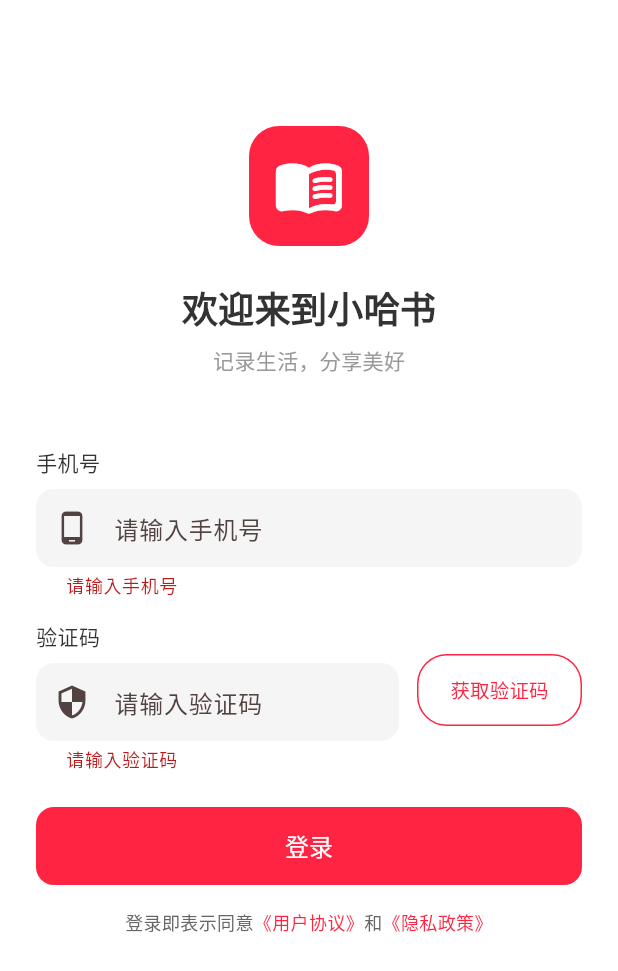
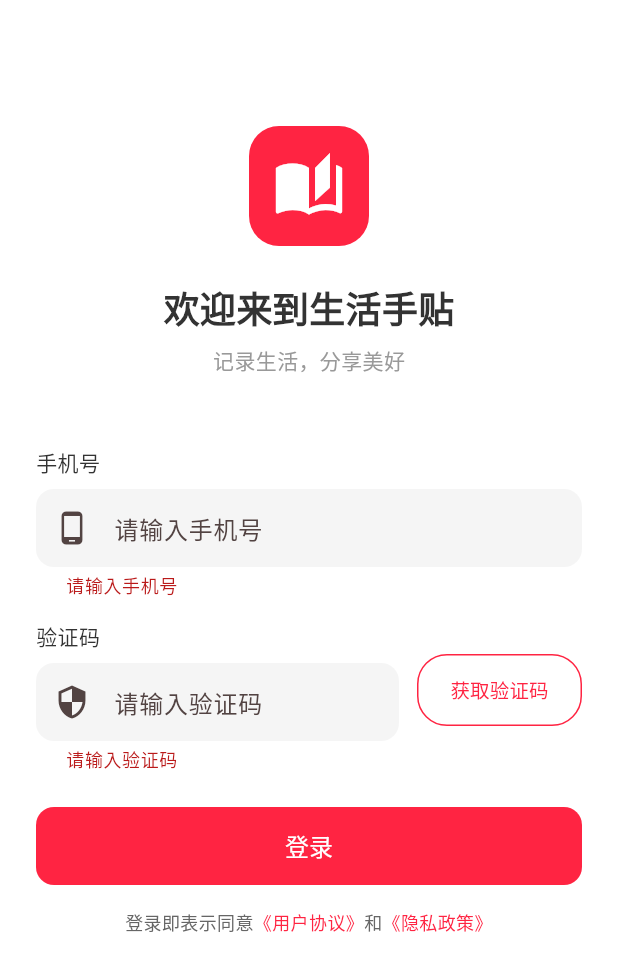
Before and after one commit to zouyua/life_diary, a Flutter app: the screen it shows after launch, after a tap on "登录", on a phone screen of 412 x 824 dp. Shown: the top 971 px of the screen. Run offline on Flutter 3.47's test engine with Material 3 defaults, Android fonts, the light colour scheme and no system bars; our stand-ins replace cached_network_image, dio, flutter_screenutil, get, go_router, image_picker and 3 more; accounts and stored records are empty.

Commit message:
完善部分信息和bug修复flutter build apk --dart-define=ENV=prod

```diff
--- a/lib/components/note_grid.dart
+++ b/lib/components/note_grid.dart
@@ -13,12 +13,14 @@ class NoteGrid extends StatefulWidget {
   final NoteListLoader loader;
   final String emptyText;
   final VoidCallback? onRefresh;
+  final bool showTopBadge; // 是否显示置顶标签
 
   const NoteGrid({
     super.key,
     required this.loader,
     this.emptyText = '暂无笔记',
     this.onRefresh,
+    this.showTopBadge = true,
   });
 
   @override
@@ -128,6 +130,7 @@ class NoteGridState extends State<NoteGrid> with AutomaticKeepAliveClientMixin {
             return NoteCard(
               note: _notes[index],
               onTap: () => AppRouter.goNoteDetail(_notes[index].noteId),
+              showTopBadge: widget.showTopBadge,
             );
           },
         ),
--- a/lib/config/env.dart
+++ b/lib/config/env.dart
@@ -20,7 +20,7 @@ class EnvConfig {
   static String get apiBaseUrl {
     switch (_current) {
       case Env.dev:
-        return 'http://localhost:8000';
+        return 'http://10.0.2.2:8000';
       case Env.prod:
         return 'https://api.example.com';
     }
--- a/lib/pages/login/login_page.dart
+++ b/lib/pages/login/login_page.dart
@@ -72,13 +72,13 @@ class _LoginPageState extends State<LoginPage> {
             borderRadius: BorderRadius.circular(20),
           ),
           child: const Icon(
-            Icons.menu_book_rounded,
+            Icons.auto_stories,
             size: 48,
             color: Colors.white,
           ),
         ),
         const SizedBox(height: 24),
-        Text('欢迎来到小哈书', style: AppTextStyles.h1),
+        Text('欢迎来到生活手贴', style: AppTextStyles.h1),
         const SizedBox(height: 8),
         Text('记录生活，分享美好', style: AppTextStyles.hint),
       ],
--- /dev/null
+++ b/lib/pages/splash/splash_page.dart
@@ -0,0 +1,130 @@
+import 'package:flutter/material.dart';
+import 'package:frame/router/router.dart';
+import 'package:frame/store/app_store.dart';
+
+/// 启动页
+class SplashPage extends StatefulWidget {
+  const SplashPage({super.key});
+
+  @override
+  State<SplashPage> createState() => _SplashPageState();
+}
+
+class _SplashPageState extends State<SplashPage> with SingleTickerProviderStateMixin {
+  late AnimationController _controller;
+  late Animation<double> _fadeAnimation;
+  late Animation<double> _scaleAnimation;
+
+  @override
+  void initState() {
+    super.initState();
+    _controller = AnimationController(
+      duration: const Duration(milliseconds: 1500),
+      vsync: this,
+    );
+
+    _fadeAnimation = Tween<double>(begin: 0.0, end: 1.0).animate(
+      CurvedAnimation(parent: _controller, curve: Curves.easeIn),
+    );
+
+    _scaleAnimation = Tween<double>(begin: 0.5, end: 1.0).animate(
+      CurvedAnimation(parent: _controller, curve: Curves.elasticOut),
+    );
+
+    _controller.forward();
+    _navigateToNext();
+  }
+
+  Future<void> _navigateToNext() async {
+    await Future.delayed(const Duration(seconds: 2));
+    if (!mounted) return;
+
+    // 检查登录状态
+    if (AppStore.to.isLoggedIn) {
+      AppRouter.goHome();
+    } else {
+      AppRouter.goLogin();
+    }
+  }
+
+  @override
+  void dispose() {
+    _controller.dispose();
+    super.dispose();
+  }
+
+  @override
+  Widget build(BuildContext context) {
+    return Scaffold(
+      body: Container(
+        decoration: const BoxDecoration(
+          gradient: LinearGradient(
+            begin: Alignment.topLeft,
+            end: Alignment.bottomRight,
+            colors: [Color(0xFFFF6B6B), Color(0xFFFFE4E1)],
+          ),
+        ),
+        child: Center(
+          child: AnimatedBuilder(
+            animation: _controller,
+            builder: (context, child) {
+              return Opacity(
+                opacity: _fadeAnimation.value,
+                child: Transform.scale(
+                  scale: _scaleAnimation.value,
+                  child: Column(
+                    mainAxisAlignment: MainAxisAlignment.center,
+                    children: [
+                      // 应用图标
+                      Container(
+                        width: 120,
+                        height: 120,
+                        decoration: BoxDecoration(
+                          color: Colors.white,
+                          borderRadius: BorderRadius.circular(24),
+                          boxShadow: [
+                            BoxShadow(
+                              color: Colors.black.withValues(alpha: 0.2),
+                              blurRadius: 20,
+                              offset: const Offset(0, 10),
+                            ),
+                          ],
+                        ),
+                        child: const Icon(
+                          Icons.auto_stories,
+                          size: 60,
+                          color: Color(0xFFFF6B6B),
+                        ),
+                      ),
+                      const SizedBox(height: 24),
+                      // 应用名称
+                      const Text(
+                        '生活手贴',
+                        style: TextStyle(
+                          fontSize: 32,
+                          fontWeight: FontWeight.bold,
+                          color: Colors.white,
+                          letterSpacing: 4,
+                        ),
+                      ),
+                      const SizedBox(height: 8),
+                      // 副标题
+                      Text(
+                        '记录美好生活',
+                        style: TextStyle(
+                          fontSize: 16,
+                          color: Colors.white.withValues(alpha: 0.8),
+                          letterSpacing: 2,
+                        ),
+                      ),
+                    ],
+                  ),
+                ),
+              );
+            },
+          ),
+        ),
+      ),
+    );
+  }
+}
--- a/lib/router/router.dart
+++ b/lib/router/router.dart
@@ -1,6 +1,6 @@
 import 'package:flutter/material.dart';
 import 'package:go_router/go_router.dart';
-import 'package:frame/store/app_store.dart';
+import 'package:frame/pages/splash/splash_page.dart';
 import 'package:frame/pages/main/main_page.dart';
 import 'package:frame/pages/login/login_page.dart';
 import 'package:frame/pages/note_detail/note_detail_page.dart';
@@ -15,6 +15,7 @@ import 'package:frame/components/user_list.dart';
 
 /// 路由名称
 class Routes {
+  static const String splash = '/splash';
   static const String main = '/';
   static const String login = '/login';
   static const String noteDetail = '/note/detail';
@@ -29,10 +30,13 @@ class Routes {
 /// 应用路由配置
 class AppRouter {
   static final GoRouter router = GoRouter(
-    initialLocation: Routes.main,
-    redirect: _authGuard,
-    refreshListenable: AppStore.authNotifier,
+    initialLocation: Routes.splash,
     routes: [
+      GoRoute(
+        path: Routes.splash,
+        name: 'splash',
+        builder: (context, state) => const SplashPage(),
+      ),
       GoRoute(
         path: Routes.main,
         name: 'main',
@@ -112,24 +116,6 @@ class AppRouter {
       ),
     ),
   );
-
-  /// 路由守卫
-  static String? _authGuard(BuildContext context, GoRouterState state) {
-    final isLoggedIn = AppStore.to.isLoggedIn;
-    final isLoginPage = state.matchedLocation == Routes.login;
-
-    // 未登录且不在登录页，跳转到登录页
-    if (!isLoggedIn && !isLoginPage) {
-      return Routes.login;
-    }
-
-    // 已登录且在登录页，跳转到主页
-    if (isLoggedIn && isLoginPage) {
-      return Routes.main;
-    }
-
-    return null;
-  }
 
   /// 跳转到指定路由
   static void go(String path) {
```
Also changed, not shown: lib/components/note_card.dart (+30 -10 lines), lib/components/video_player_widget.dart (added, +214 -0 lines), lib/components/video_thumbnail.dart (added, +115 -0 lines), lib/pages/note_detail/note_detail_page.dart (+11 -9 lines), lib/pages/profile/profile_page.dart (+131 -1 lines), pubspec.yaml (+14 -0 lines), pubspec.lock, 112 other files.
